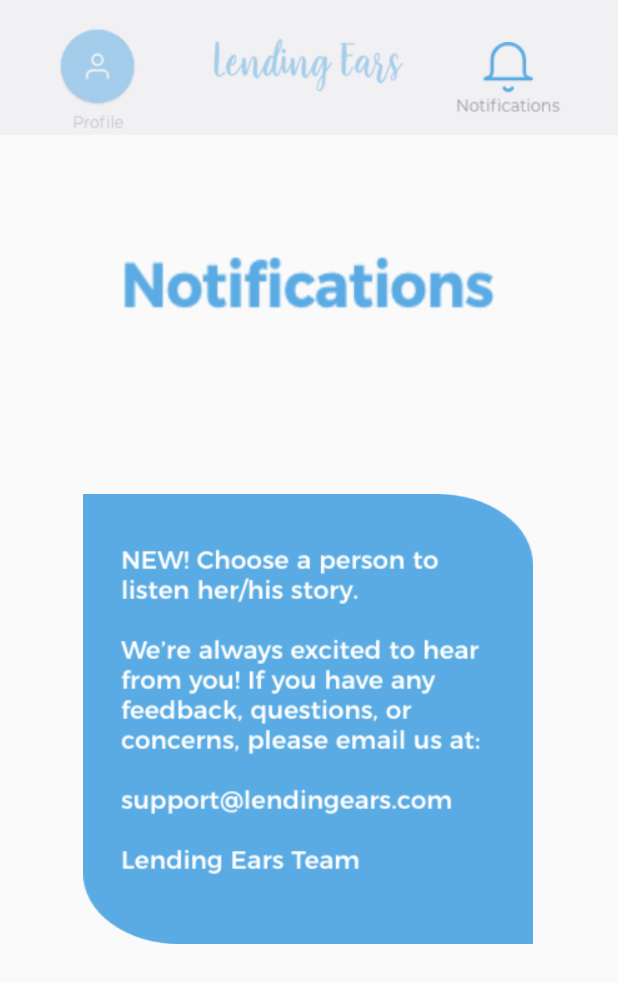
After one commit to ikhsanhabibi/lending-ears, an Android app: the NotificationActivity screen opened directly, with no data from a screen before it, on a phone screen of 412 x 824 dp. The commit adds this screen. Shown: the top 983 px of the screen. Run offline under Robolectric (Android 15) with nearby library versions, the phone set to English and light mode, and no system bars.

Commit message:
Add Notification activity

```diff
--- a/app/src/main/AndroidManifest.xml
+++ b/app/src/main/AndroidManifest.xml
@@ -11,13 +11,14 @@
         android:roundIcon="@mipmap/ic_launcher_round"
         android:supportsRtl="true"
         android:theme="@style/AppTheme">
-        <activity android:name=".CategoryFormActivity"></activity>
+        <activity android:name=".NotificationActivity"></activity>
+        <activity android:name=".CategoryFormActivity" />
         <activity android:name=".CallingScreenActivity" />
         <activity android:name=".ProfileActivity" />
         <activity android:name=".FindSpeakerActivity" />
         <activity android:name=".FindListenerActivity" />
         <activity android:name=".HomeScreenActivity" />
-        <activity android:name=".ProfileSettingActivity"></activity>
+        <activity android:name=".ProfileSettingActivity" />
         <activity android:name=".HomeActivity" />
         <activity android:name=".LoginActivity" />
         <activity android:name=".SignUpActivity" />
--- a/app/src/main/java/com/example/myapplication/HomeScreenActivity.java
+++ b/app/src/main/java/com/example/myapplication/HomeScreenActivity.java
@@ -15,7 +15,7 @@ public class           HomeScreenActivity extends AppCompatActivity {
 
     TextView tellStory;
     TextView listenStory;
-    ImageView profile, tellstoryBtn, listenstoryBtn;
+    ImageView profile, tellstoryBtn, listenstoryBtn, notification;
     FirebaseAuth mAuth;
 
     @Override
@@ -48,6 +48,17 @@ public class           HomeScreenActivity extends AppCompatActivity {
             }
         });
 
+        notification = findViewById(R.id.notification);
+        notification.setOnClickListener(new View.OnClickListener() {
+            @Override
+            public void onClick(View v) {
+                Intent intent = new Intent(getApplicationContext(), NotificationActivity.class);
+                intent.putExtra("GO", false);
+                startActivity(intent);
+            }
+        });
+
+
         tellstoryBtn.setOnClickListener(new View.OnClickListener() {
             @Override
             public void onClick(View v) {
--- /dev/null
+++ b/app/src/main/java/com/example/myapplication/NotificationActivity.java
@@ -0,0 +1,37 @@
+package com.example.myapplication;
+
+import android.content.Intent;
+import android.support.v7.app.AppCompatActivity;
+import android.os.Bundle;
+import android.view.View;
+import android.widget.ImageView;
+
+public class NotificationActivity extends AppCompatActivity {
+
+    ImageView logo, profile;
+
+    @Override
+    protected void onCreate(Bundle savedInstanceState) {
+        super.onCreate(savedInstanceState);
+        setContentView(R.layout.activity_notification);
+
+        logo = findViewById(R.id.logo);
+        logo.setOnClickListener(new View.OnClickListener() {
+            @Override
+            public void onClick(View v) {
+                Intent intent = new Intent(getApplicationContext(), HomeScreenActivity.class);
+                intent.putExtra("GO", false);
+                startActivity(intent);
+            }
+        });
+
+        profile = findViewById(R.id.profile);
+        profile.setOnClickListener(new View.OnClickListener() {
+            @Override
+            public void onClick(View v) {
+                Intent intent = new Intent(getApplicationContext(), ProfileActivity.class);
+                startActivity(intent);
+            }
+        });
+    }
+}
--- a/app/src/main/java/com/example/myapplication/ProfileActivity.java
+++ b/app/src/main/java/com/example/myapplication/ProfileActivity.java
@@ -13,6 +13,7 @@ public class ProfileActivity extends AppCompatActivity {
 
     TextView profileName;
     ImageView logo;
+    ImageView notification;
 
     @Override
     protected void onCreate(Bundle savedInstanceState) {
@@ -36,5 +37,16 @@ public class ProfileActivity extends AppCompatActivity {
             }
         });
 
+
+        notification = findViewById(R.id.notification);
+        notification.setOnClickListener(new View.OnClickListener() {
+            @Override
+            public void onClick(View v) {
+                Intent intent = new Intent(getApplicationContext(), NotificationActivity.class);
+                intent.putExtra("GO", false);
+                startActivity(intent);
+            }
+        });
+
     }
 }
--- a/app/src/main/res/layout/activity_home_screen.xml
+++ b/app/src/main/res/layout/activity_home_screen.xml
@@ -46,6 +46,7 @@
         app:layout_constraintVertical_bias="0.0" />
 
     <ImageView
+        android:id="@+id/notification"
         android:layout_width="70dp"
         android:layout_height="50dp"
         android:background="@drawable/button_notification_transparent"
--- /dev/null
+++ b/app/src/main/res/layout/activity_notification.xml
@@ -0,0 +1,112 @@
+<?xml version="1.0" encoding="utf-8"?>
+<android.support.constraint.ConstraintLayout xmlns:android="http://schemas.android.com/apk/res/android"
+    xmlns:app="http://schemas.android.com/apk/res-auto"
+    xmlns:tools="http://schemas.android.com/tools"
+    android:layout_width="match_parent"
+    android:layout_height="match_parent"
+    tools:context=".NotificationActivity">
+
+
+    <ImageView
+        android:layout_width="match_parent"
+        android:layout_height="90dp"
+        android:background="@drawable/background_light_gray"
+        android:scaleType="fitCenter"
+        app:layout_constraintBottom_toBottomOf="parent"
+        app:layout_constraintEnd_toEndOf="parent"
+        app:layout_constraintHorizontal_bias="0.0"
+        app:layout_constraintStart_toStartOf="parent"
+        app:layout_constraintTop_toTopOf="parent"
+        app:layout_constraintVertical_bias="0.0" />
+
+    <ImageView
+        android:id="@+id/profile"
+        android:layout_width="54dp"
+        android:layout_height="70dp"
+        android:background="@drawable/button_profile_transparent"
+        android:clickable="true"
+        android:scaleType="fitCenter"
+        app:layout_constraintBottom_toBottomOf="parent"
+        app:layout_constraintEnd_toEndOf="parent"
+        app:layout_constraintHorizontal_bias="0.106"
+        app:layout_constraintStart_toStartOf="parent"
+        app:layout_constraintTop_toTopOf="parent"
+        app:layout_constraintVertical_bias="0.024" />
+
+    <ImageView
+        android:id="@+id/logo"
+        android:layout_width="150dp"
+        android:layout_height="90dp"
+        android:background="@drawable/logo_lending_ears_transparent"
+        android:clickable="true"
+        android:scaleType="fitCenter"
+        app:layout_constraintBottom_toBottomOf="parent"
+        app:layout_constraintEnd_toEndOf="parent"
+        app:layout_constraintHorizontal_bias="0.498"
+        app:layout_constraintStart_toStartOf="parent"
+        app:layout_constraintTop_toTopOf="parent"
+        app:layout_constraintVertical_bias="0.0" />
+
+    <ImageView
+        android:layout_width="70dp"
+        android:layout_height="50dp"
+        android:background="@drawable/button_notifications_full"
+        android:clickable="true"
+        android:scaleType="fitCenter"
+        app:layout_constraintBottom_toBottomOf="parent"
+        app:layout_constraintEnd_toEndOf="parent"
+        app:layout_constraintHorizontal_bias="0.888"
+        app:layout_constraintStart_toStartOf="parent"
+        app:layout_constraintTop_toTopOf="parent"
+        app:layout_constraintVertical_bias="0.036" />
+
+
+    <ImageView
+        android:layout_width="250dp"
+        android:layout_height="50dp"
+        android:background="@drawable/notifications"
+        android:clickable="true"
+        android:scaleType="fitCenter"
+        app:layout_constraintBottom_toBottomOf="parent"
+        app:layout_constraintEnd_toEndOf="parent"
+        app:layout_constraintHorizontal_bias="0.496"
+        app:layout_constraintStart_toStartOf="parent"
+        app:layout_constraintTop_toTopOf="parent"
+        app:layout_constraintVertical_bias="0.21" />
+
+    <ImageView
+        android:layout_width="300dp"
+        android:layout_height="300dp"
+        android:background="@drawable/bg_oval_blue"
+        android:clickable="true"
+        android:scaleType="fitCenter"
+        app:layout_constraintBottom_toBottomOf="parent"
+        app:layout_constraintEnd_toEndOf="parent"
+        app:layout_constraintHorizontal_bias="0.495"
+        app:layout_constraintStart_toStartOf="parent"
+        app:layout_constraintTop_toTopOf="parent"
+        app:layout_constraintVertical_bias="0.629" />
+
+    <ImageView
+        android:layout_width="250dp"
+        android:layout_height="250dp"
+        android:background="@drawable/notifications_text"
+        android:clickable="true"
+        android:scaleType="fitCenter"
+        app:layout_constraintBottom_toBottomOf="parent"
+        app:layout_constraintEnd_toEndOf="parent"
+        app:layout_constraintHorizontal_bias="0.496"
+        app:layout_constraintStart_toStartOf="parent"
+        app:layout_constraintTop_toTopOf="parent"
+        app:layout_constraintVertical_bias="0.633" />
+
+
+
+
+
+
+
+
+
+
+</android.support.constraint.ConstraintLayout>
--- a/app/src/main/res/layout/activity_profile.xml
+++ b/app/src/main/res/layout/activity_profile.xml
@@ -52,6 +52,7 @@
         app:layout_constraintVertical_bias="0.0" />
 
     <ImageView
+        android:id="@+id/notification"
         android:layout_width="70dp"
         android:layout_height="50dp"
         android:background="@drawable/button_notification_transparent"
```
Also changed, not shown: app/src/main/res/drawable/notifications.png (added), app/src/main/res/drawable/notifications_text.png (added), 1 other file.
